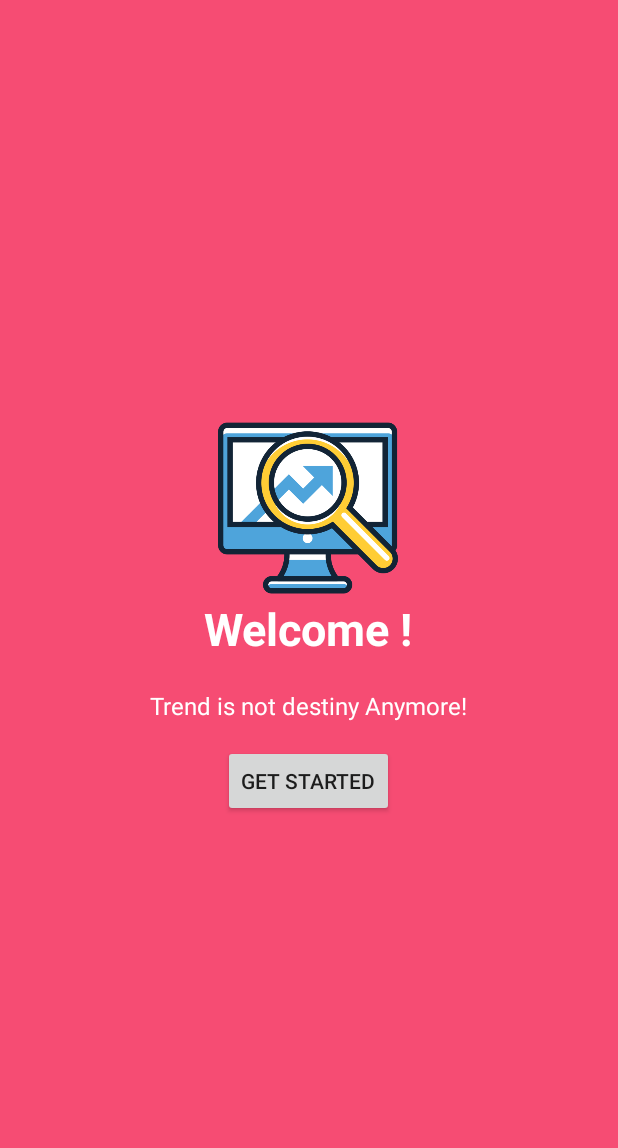
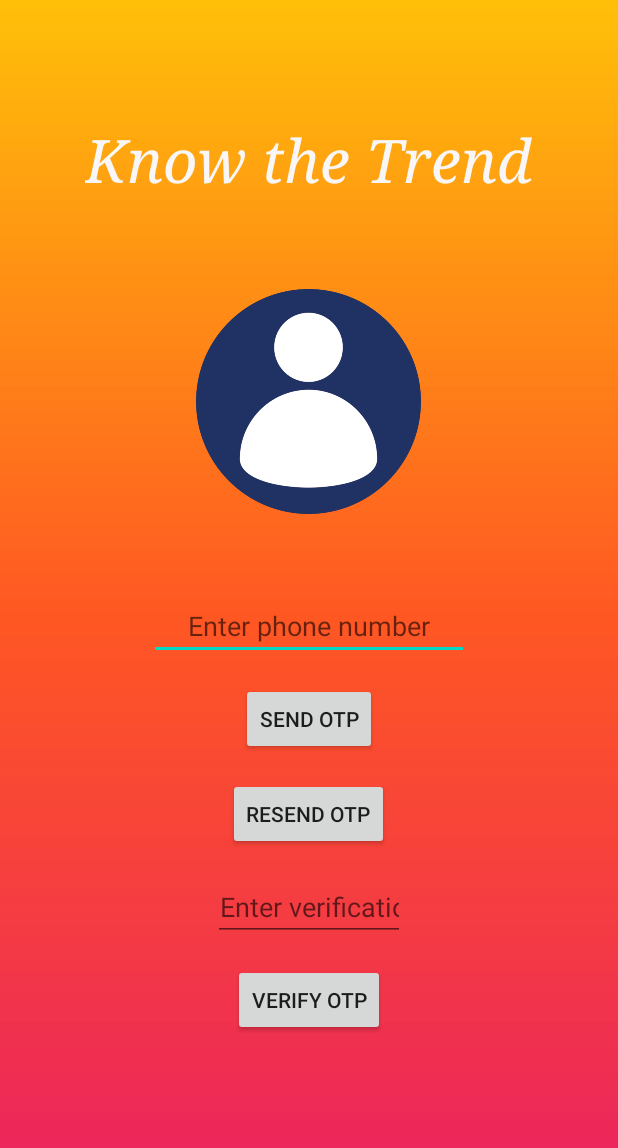
Before and after one commit to AshutoshDas07/Fashion_Trend_Predictor_App, an Android app: the screen it shows after launch (SplashScreen before the commit, FirebasePhoneActivity after it), on a phone screen of 412 x 824 dp. Shown: the top 1148 px of the screen. Run offline under Robolectric (Android 15) with nearby library versions, the phone set to English and light mode, and no system bars; our stand-ins replace Firebase (no records; nobody signed in at launch, a user with empty details on screens opened directly).

Commit message:
Adding Login Utility

```diff
--- a/app/build.gradle
+++ b/app/build.gradle
@@ -20,7 +20,7 @@ android {
         }
     }
 }
-
+apply plugin: 'com.google.gms.google-services'
 dependencies {
     implementation fileTree(dir: "libs", include: ["*.jar"])
     implementation 'androidx.appcompat:appcompat:1.1.0'
@@ -33,4 +33,6 @@ dependencies {
     annotationProcessor 'com.github.bumptech.glide:compiler:4.8.0'
     implementation 'com.github.AnyChart:AnyChart-Android:1.1.2'
     implementation 'com.android.support:multidex:1.0.3'
+  //  implementation platform('com.google.firebase:firebase-bom:26.1.1')
+    implementation 'com.google.firebase:firebase-auth:11.6.2'
 }
--- a/app/src/main/AndroidManifest.xml
+++ b/app/src/main/AndroidManifest.xml
@@ -9,7 +9,7 @@
         android:roundIcon="@mipmap/ic_launcher_round"
         android:supportsRtl="true"
         android:theme="@style/AppTheme">
-        <activity android:name=".SplashScreen">
+        <activity android:name=".FirebasePhoneActivity">
             <intent-filter>
                 <action android:name="android.intent.action.MAIN" />
 
@@ -27,6 +27,8 @@
             android:label="Loading Screen"></activity>
         <activity android:name=".ChartListActivity"
             android:label="Charts Screen"></activity>
+        <activity android:name=".SplashScreen"
+            android:label="Splash Screen"></activity>
     </application>
 
 </manifest>
--- /dev/null
+++ b/app/src/main/java/com/example/knowthetrend/FirebasePhoneActivity.java
@@ -0,0 +1,113 @@
+package com.example.knowthetrend;
+
+import android.content.Intent;
+import android.os.Bundle;
+import android.view.View;
+import android.widget.Button;
+import android.widget.EditText;
+import android.widget.Toast;
+
+import androidx.annotation.NonNull;
+import androidx.appcompat.app.AppCompatActivity;
+
+import com.google.android.gms.tasks.OnCompleteListener;
+import com.google.android.gms.tasks.Task;
+import com.google.firebase.FirebaseException;
+import com.google.firebase.auth.AuthResult;
+import com.google.firebase.auth.FirebaseAuth;
+import com.google.firebase.auth.FirebaseAuthInvalidCredentialsException;
+import com.google.firebase.auth.FirebaseUser;
+import com.google.firebase.auth.PhoneAuthCredential;
+import com.google.firebase.auth.PhoneAuthProvider;
+
+import java.util.concurrent.TimeUnit;
+
+public class FirebasePhoneActivity extends AppCompatActivity implements View.OnClickListener {
+
+    EditText etPhone, etOtp;
+    Button btSendOtp, btResendOtp, btVerifyOtp;
+    FirebaseAuth mAuth;
+    PhoneAuthProvider.OnVerificationStateChangedCallbacks mCallbacks;
+    String mVerificationId;
+    PhoneAuthProvider.ForceResendingToken mResendToken;
+
+
+    @Override
+    protected void onCreate(Bundle savedInstanceState) {
+        super.onCreate(savedInstanceState);
+        setContentView(R.layout.activity_login);
+        initFields();
+        mAuth = FirebaseAuth.getInstance();
+        initFireBaseCallbacks();
+    }
+
+    void initFields() {
+        etPhone = findViewById(R.id.et_phone);
+        etOtp = findViewById(R.id.et_otp);
+        btSendOtp = findViewById(R.id.bt_send_otp);
+        btResendOtp = findViewById(R.id.bt_resend_otp);
+        btVerifyOtp = findViewById(R.id.bt_verify_otp);
+        btResendOtp.setOnClickListener(this);
+        btVerifyOtp.setOnClickListener(this);
+        btSendOtp.setOnClickListener(this);
+    }
+
+    @Override
+    public void onClick(View view) {
+        switch (view.getId()) {
+            case R.id.bt_send_otp:
+                PhoneAuthProvider.getInstance().verifyPhoneNumber(
+                        etPhone.getText().toString(),        // Phone number to verify
+                        1,                 // Timeout duration
+                        TimeUnit.MINUTES,   // Unit of timeout
+                        this,               // Activity (for callback binding)
+                        mCallbacks,
+                        mResendToken);        // OnVerificationStateChangedCallbacks
+                break;
+            case R.id.bt_resend_otp:
+                break;
+            case R.id.bt_verify_otp:
+                PhoneAuthCredential credential = PhoneAuthProvider.getCredential(mVerificationId, etOtp.getText().toString());
+                mAuth.signInWithCredential(credential)
+                        .addOnCompleteListener(this, new OnCompleteListener<AuthResult>() {
+                            @Override
+                            public void onComplete(@NonNull Task<AuthResult> task) {
+                                if (task.isSuccessful()) {
+                                    Toast.makeText(FirebasePhoneActivity.this, "Verification Success", Toast.LENGTH_SHORT).show();
+                                    FirebaseUser user = task.getResult().getUser();
+                                    Intent i=new Intent(FirebasePhoneActivity.this,SplashScreen.class);
+                                    startActivity(i);
+                                } else {
+                                    if (task.getException() instanceof FirebaseAuthInvalidCredentialsException) {
+                                        Toast.makeText(FirebasePhoneActivity.this, "Verification Failed, Invalid credentials", Toast.LENGTH_SHORT).show();
+                                    }
+                                }
+                            }
+                        });
+                break;
+        }
+    }
+
+    void initFireBaseCallbacks() {
+        mCallbacks = new PhoneAuthProvider.OnVerificationStateChangedCallbacks() {
+            @Override
+            public void onVerificationCompleted(PhoneAuthCredential credential) {
+                Toast.makeText(FirebasePhoneActivity.this, "Verification Complete", Toast.LENGTH_SHORT).show();
+            }
+
+            @Override
+            public void onVerificationFailed(@NonNull FirebaseException e) {
+
+            }
+
+
+            @Override
+            public void onCodeSent(String verificationId,
+                                   PhoneAuthProvider.ForceResendingToken token) {
+                Toast.makeText(FirebasePhoneActivity.this, "Code Sent", Toast.LENGTH_SHORT).show();
+                mVerificationId = verificationId;
+                mResendToken = token;
+            }
+        };
+    }
+}
--- a/app/src/main/java/com/example/knowthetrend/MenFragment.java
+++ b/app/src/main/java/com/example/knowthetrend/MenFragment.java
@@ -1,5 +1,6 @@
 package com.example.knowthetrend;
 
+import android.content.Intent;
 import android.os.Bundle;
 import android.view.LayoutInflater;
 import android.view.View;
@@ -18,16 +19,18 @@ public class MenFragment extends Fragment {
     private RecyclerView recyclerView;
     private int[] images={R.drawable.menshirts1,R.drawable.mentshirts,R.drawable.menjackets, R.drawable.mwnethnicwear,R.drawable.menshoes3, R.drawable.mensjeans2};
     private  String[] text={"Shirts", "T shirts", "Jackets", "Ethnic Wear", "FootWear", "Jeans"};
+    Intent receivedIntent;
 
     public View onCreateView(LayoutInflater inflater, ViewGroup container, Bundle savedInstanceState) {
         View view= inflater.inflate(R.layout.men_fragment, container, false);
         toolbar=view.findViewById(R.id.toolbar);
         ((AppCompatActivity) getActivity()).setSupportActionBar(toolbar);
         ((AppCompatActivity) getActivity()).getSupportActionBar().setTitle("Men Fashion");
+        receivedIntent=getActivity().getIntent();
         recyclerView=view.findViewById(R.id.menList);
         recyclerView.setHasFixedSize(true);
         recyclerView.setLayoutManager(new GridLayoutManager(view.getContext(),2));
-        recyclerView.setAdapter(new ListAdapter(view.getContext(),images,text));
+        recyclerView.setAdapter(new ListAdapter(view.getContext(),images,text,receivedIntent));
         return view;
     }
 }
--- a/app/src/main/java/com/example/knowthetrend/TTTFragment.java
+++ b/app/src/main/java/com/example/knowthetrend/TTTFragment.java
@@ -1,5 +1,6 @@
 package com.example.knowthetrend;
 
+import android.content.Intent;
 import android.os.Bundle;
 import android.view.LayoutInflater;
 import android.view.View;
@@ -16,17 +17,18 @@ public class TTTFragment extends Fragment {
     private RecyclerView recyclerView;
     private int[] images={R.drawable.menshirts1,R.drawable.mensjeans2,R.drawable.menshoes3,R.drawable.mwnethnicwear};
     private  String[] text={"Shirts", "Pants and Jeans", "Shoes", "Ethnic Wear"};
+    Intent receivedIntent;
 
     public View onCreateView(LayoutInflater inflater, ViewGroup container, Bundle savedInstanceState) {
         View view= inflater.inflate(R.layout.ttt_fragment, container, false);
         toolbar=view.findViewById(R.id.toolbar);
         ((AppCompatActivity) getActivity()).setSupportActionBar(toolbar);
         ((AppCompatActivity) getActivity()).getSupportActionBar().setTitle("Top 10 Trending");
-
+        receivedIntent=getActivity().getIntent();
         recyclerView=view.findViewById(R.id.tttlist);
         recyclerView.setHasFixedSize(true);
         recyclerView.setLayoutManager(new GridLayoutManager(view.getContext(),2));
-        recyclerView.setAdapter(new ListAdapter(view.getContext(),images,text));
+        recyclerView.setAdapter(new ListAdapter(view.getContext(),images,text,receivedIntent));
         return view;
     }
 }
--- a/app/src/main/java/com/example/knowthetrend/WomenFragment.java
+++ b/app/src/main/java/com/example/knowthetrend/WomenFragment.java
@@ -1,5 +1,6 @@
 package com.example.knowthetrend;
 
+import android.content.Intent;
 import android.os.Bundle;
 import android.view.LayoutInflater;
 import android.view.View;
@@ -17,16 +18,18 @@ public class WomenFragment extends Fragment {
     private RecyclerView recyclerView;
     private int[] images={R.drawable.ladiestops,R.drawable.ladiesshirts,R.drawable.ladiesethnic,R.drawable.ladiespant,R.drawable.ladiesfoorwear,R.drawable.ladiesaccessories};
     private  String[] text={"Tops", "Shirts", "Ethnic", "Pants/Jeans", "FootWear", "Accessories"};
+    Intent receivedIntent;
 
     public View onCreateView(LayoutInflater inflater, ViewGroup container, Bundle savedInstanceState) {
         View view= inflater.inflate(R.layout.women_fragment, container, false);
         toolbar=view.findViewById(R.id.toolbar);
         ((AppCompatActivity) getActivity()).setSupportActionBar(toolbar);
         ((AppCompatActivity) getActivity()).getSupportActionBar().setTitle("Women Fashion");
+        receivedIntent=getActivity().getIntent();
         recyclerView=view.findViewById(R.id.womenList);
         recyclerView.setHasFixedSize(true);
         recyclerView.setLayoutManager(new GridLayoutManager(view.getContext(),2));
-        recyclerView.setAdapter(new ListAdapter(view.getContext(),images,text));
+        recyclerView.setAdapter(new ListAdapter(view.getContext(),images,text,receivedIntent));
         return view;
     }
 }
--- /dev/null
+++ b/app/src/main/res/layout/activity_login.xml
@@ -0,0 +1,90 @@
+<?xml version="1.0" encoding="utf-8"?>
+<RelativeLayout
+    xmlns:android="http://schemas.android.com/apk/res/android"
+    android:layout_width="match_parent"
+    android:layout_height="match_parent"
+    android:background="@drawable/gradientbackground">
+
+    <TextView
+        android:layout_width="wrap_content"
+        android:layout_height="wrap_content"
+        android:layout_centerHorizontal="true"
+        android:text="Know the Trend"
+        android:textSize="40dp"
+        android:layout_marginTop="80dp"
+        android:textColor="#F8F6F6"
+        android:typeface="serif"
+        android:id="@+id/appname"
+        android:textStyle="italic"></TextView>
+
+    <ImageView
+        android:id="@+id/loginpic"
+        android:layout_width="150dp"
+        android:layout_height="150dp"
+        android:layout_below="@id/appname"
+        android:layout_centerHorizontal="true"
+        android:layout_marginTop="60dp"
+        android:src="@drawable/loginavatar"></ImageView>
+
+    <LinearLayout
+        android:layout_width="match_parent"
+        android:layout_height="match_parent"
+        android:layout_below="@id/loginpic"
+        android:layout_marginTop="30dp"
+        android:layout_marginBottom="8dp"
+        android:orientation="vertical">
+
+        <EditText
+            android:id="@+id/et_phone"
+            android:layout_width="wrap_content"
+            android:layout_height="wrap_content"
+            android:layout_marginTop="22dp"
+            android:ems="10"
+            android:hint="Enter phone number"
+            android:layout_gravity="center"
+            android:inputType="phone"
+            android:textAlignment="center"
+            android:textColor="#F8F6F6"
+            />
+
+        <Button
+            android:id="@+id/bt_send_otp"
+            android:layout_width="wrap_content"
+            android:layout_height="wrap_content"
+            android:layout_marginTop="15dp"
+            android:layout_gravity="center"
+            android:text="Send Otp"
+            android:layout_centerHorizontal="true" />
+
+        <Button
+            android:id="@+id/bt_resend_otp"
+            android:layout_width="wrap_content"
+            android:layout_height="wrap_content"
+            android:layout_marginTop="15dp"
+            android:layout_gravity="center"
+            android:text="Resend OTP"
+            android:layout_centerHorizontal="true" />
+
+        <EditText
+            android:id="@+id/et_otp"
+            android:layout_width="wrap_content"
+            android:layout_height="wrap_content"
+            android:layout_marginTop="15dp"
+            android:ems="6"
+            android:hint="Enter verification OTP"
+            android:layout_gravity="center"
+            android:inputType="number"
+            android:textAlignment="center"
+            android:textColor="#F8F6F6" />
+
+        <Button
+            android:id="@+id/bt_verify_otp"
+            android:layout_width="wrap_content"
+            android:layout_height="wrap_content"
+            android:layout_gravity="center"
+            android:layout_marginTop="15dp"
+            android:text="Verify OTP" />
+    </LinearLayout>
+
+
+</RelativeLayout>
--- a/build.gradle
+++ b/build.gradle
@@ -6,6 +6,7 @@ buildscript {
     }
     dependencies {
         classpath "com.android.tools.build:gradle:4.0.0"
+        classpath 'com.google.gms:google-services:4.3.4'
 
         // NOTE: Do not place your application dependencies here; they belong
         // in the individual module build.gradle files
```
Also changed, not shown: app/src/main/java/com/example/knowthetrend/ChartListActivity.java (+96 -14 lines), app/src/main/java/com/example/knowthetrend/ListAdapter.java (+8 -5 lines), app/src/main/java/com/example/knowthetrend/MainActivity.java (+8 -1 lines), app/src/main/res/drawable/gradientbackground.png (added), app/src/main/res/drawable/loginavatar.png (added), 1 other file.
